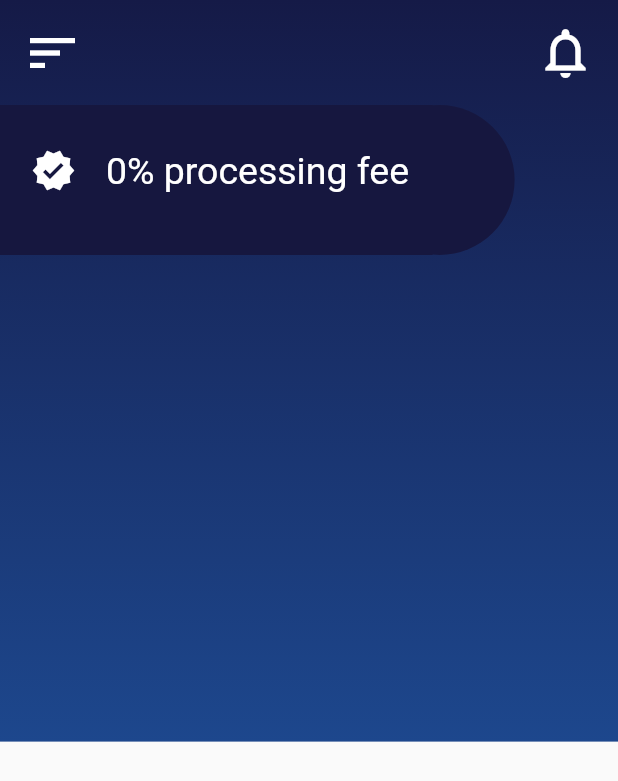
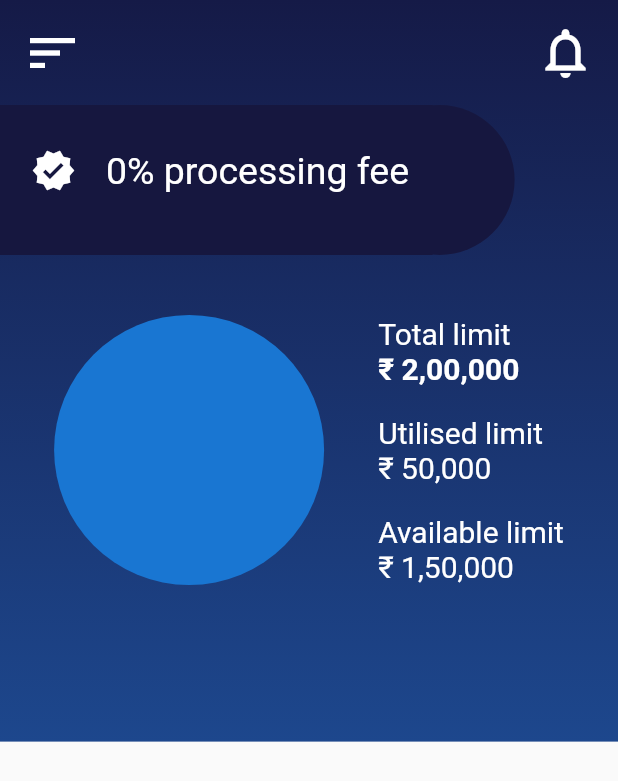
Before and after one commit to habeeb321/CirculaPercentIndicator-UI, a Flutter app: the screen it shows after launch, on a phone screen of 412 x 824 dp. Shown: the top 781 px of the screen. Run offline on Flutter 3.47's test engine with Material 2 defaults, Android fonts, the phone set to English and light mode, and no system bars.

Commit message:
completed upto center part

```diff
--- /dev/null
+++ b/lib/core/constants.dart
@@ -0,0 +1,16 @@
+import 'package:flutter/material.dart';
+
+// length
+
+const kHeight10 = SizedBox(height: 10);
+const kHeight20 = SizedBox(height: 20);
+const kHeight30 = SizedBox(height: 30);
+const kHeight40 = SizedBox(height: 40);
+
+// colours
+
+const kColor1 = Color(0xff151A47);
+const kColor2 = Color(0xff1D478D);
+const kColor3 = Color(0xff16173F);
+const kWhiteColor = Colors.white;
+const kBlackColor = Colors.black;
--- a/lib/view/home_screen.dart
+++ b/lib/view/home_screen.dart
@@ -1,4 +1,5 @@
 import 'package:flutter/material.dart';
+import 'package:privo_assignment/core/constants.dart';
 
 class HomeScreen extends StatelessWidget {
   const HomeScreen({super.key});
@@ -15,8 +16,8 @@ class HomeScreen extends StatelessWidget {
               decoration: const BoxDecoration(
                 gradient: LinearGradient(
                   colors: [
-                    Color(0xff151A47),
-                    Color(0xff1D478D),
+                    kColor1,
+                    kColor2,
                   ],
                   begin: Alignment.topCenter,
                   end: Alignment.bottomCenter,
@@ -37,12 +38,12 @@ class HomeScreen extends StatelessWidget {
                         Icon(
                           Icons.sort,
                           size: 40,
-                          color: Colors.white,
+                          color: kWhiteColor,
                         ),
                         Icon(
                           Icons.notifications_none,
                           size: 40,
-                          color: Colors.white,
+                          color: kWhiteColor,
                         ),
                       ],
                     ),
@@ -54,13 +55,13 @@ class HomeScreen extends StatelessWidget {
                         Container(
                           height: 100,
                           width: size.width * 0.7,
-                          color: const Color(0xff16173F),
+                          color: kColor3,
                         ),
                         Positioned(
                           left: size.width * 0.59,
                           child: const CircleAvatar(
                             radius: 50,
-                            backgroundColor: Color(0xff16173F),
+                            backgroundColor: kColor3,
                           ),
                         ),
                         Positioned(
@@ -70,20 +71,63 @@ class HomeScreen extends StatelessWidget {
                             children: const [
                               Icon(
                                 Icons.verified,
-                                color: Colors.white,
+                                color: kWhiteColor,
                                 size: 30,
                               ),
                               SizedBox(width: 20),
                               Text(
                                 '0% processing fee',
-                                style: TextStyle(
-                                    color: Colors.white, fontSize: 25),
+                                style:
+                                    TextStyle(color: kWhiteColor, fontSize: 25),
                               )
                             ],
                           ),
                         ),
                       ],
                     ),
+                  ),
+                  kHeight40,
+                  Row(
+                    mainAxisAlignment: MainAxisAlignment.spaceEvenly,
+                    children: [
+                      const CircleAvatar(
+                        radius: 90,
+                      ),
+                      Column(
+                        crossAxisAlignment: CrossAxisAlignment.start,
+                        children: const [
+                          Text(
+                            'Total limit',
+                            style: TextStyle(color: kWhiteColor, fontSize: 20),
+                          ),
+                          Text(
+                            '₹ 2,00,000',
+                            style: TextStyle(
+                                color: kWhiteColor,
+                                fontSize: 20,
+                                fontWeight: FontWeight.bold),
+                          ),
+                          kHeight20,
+                          Text(
+                            'Utilised limit',
+                            style: TextStyle(color: kWhiteColor, fontSize: 20),
+                          ),
+                          Text(
+                            '₹ 50,000',
+                            style: TextStyle(color: kWhiteColor, fontSize: 20),
+                          ),
+                          kHeight20,
+                          Text(
+                            'Available limit',
+                            style: TextStyle(color: kWhiteColor, fontSize: 20),
+                          ),
+                          Text(
+                            '₹ 1,50,000',
+                            style: TextStyle(color: kWhiteColor, fontSize: 20),
+                          ),
+                        ],
+                      ),
+                    ],
                   ),
                 ],
               ),
```
